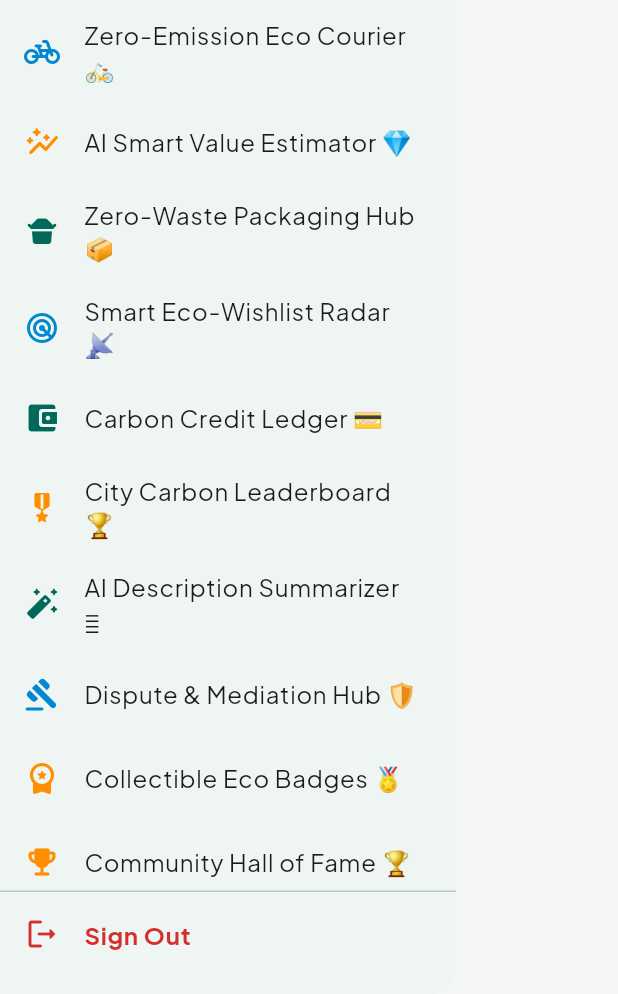
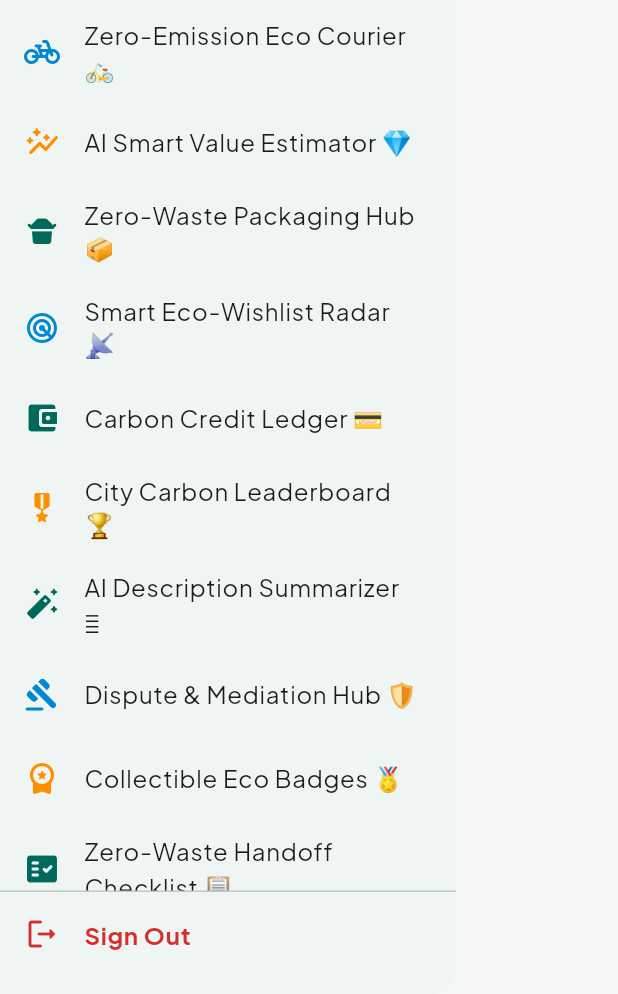
Before and after one commit to UzairBaig991/EcoSwap-MAD-Project, a Flutter app: the AppDrawer widget shown alone on an empty page, opened directly, scrolled down 1152 dp, on a phone screen of 412 x 824 dp, the part 242-1236 px from its top. Run offline on Flutter 3.47's test engine with Material 3 defaults, Android fonts, the phone set to English and light mode, and no system bars; our stand-ins replace cached_network_image, cloud_firestore, equatable, firebase_auth, firebase_core, firebase_messaging and 15 more; missing offline and left inert: dart_geohash; accounts and stored records are empty.

Commit message:
Add Urban Tree Planting Parks feature

```diff
--- a/lib/core/widgets/app_drawer.dart
+++ b/lib/core/widgets/app_drawer.dart
@@ -308,6 +308,22 @@ class AppDrawer extends ConsumerWidget {
                   },
                 ),
                 ListTile(
+                  leading: const Icon(Icons.fact_check_rounded, color: AppColors.primary),
+                  title: const Text('Zero-Waste Handoff Checklist 📋'),
+                  onTap: () {
+                    Navigator.pop(context);
+                    context.push('/handoff-checklist');
+                  },
+                ),
+                ListTile(
+                  leading: const Icon(Icons.forest_rounded, color: AppColors.secondary),
+                  title: const Text('Urban Tree Planting Parks 🌳'),
+                  onTap: () {
+                    Navigator.pop(context);
+                    context.push('/reforestation-parks');
+                  },
+                ),
+                ListTile(
                   leading: const Icon(Icons.emoji_events_rounded, color: AppColors.tertiary),
                   title: const Text('Community Hall of Fame 🏆'),
                   onTap: () {
```
Also changed, not shown: lib/routing/app_router.dart (+10 -0 lines).
